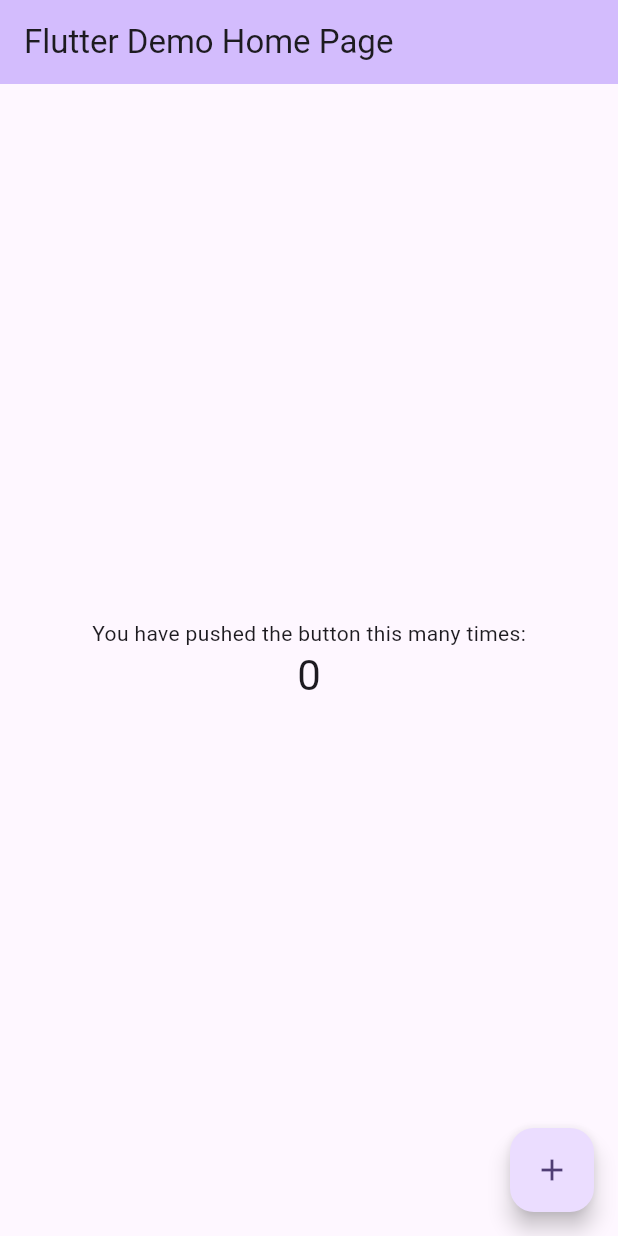
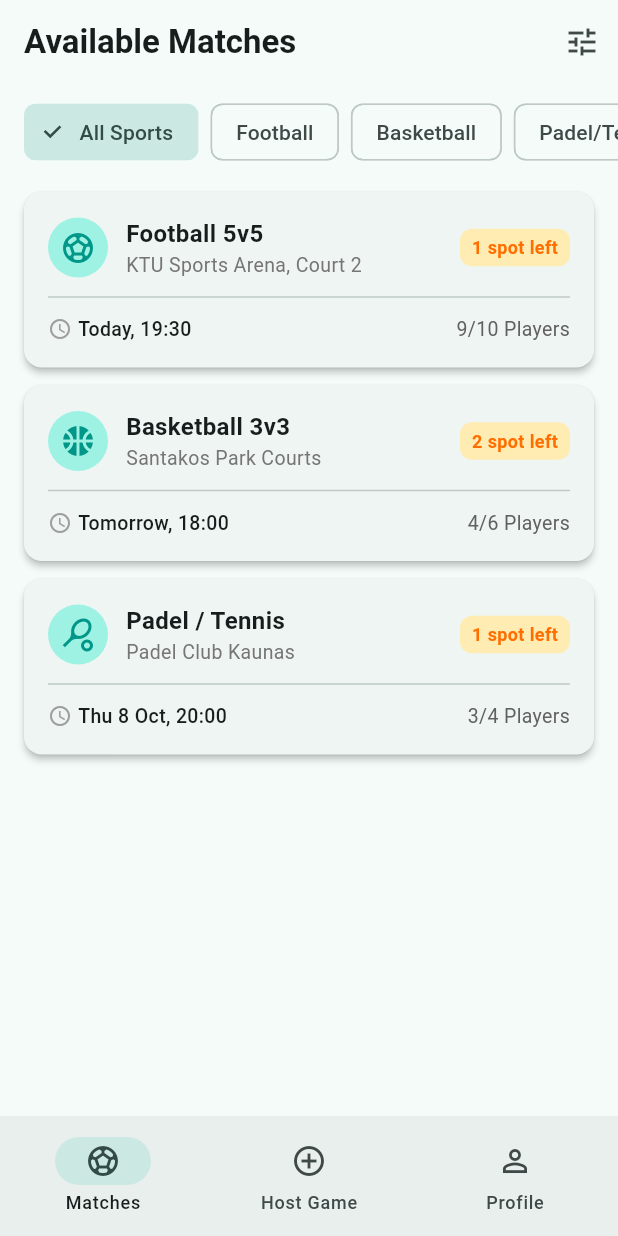
Before and after one commit to MarianiFabio/sport-matchmaker-flutter, a Flutter app: the screen it shows after launch, on a phone screen of 412 x 824 dp. Run offline on Flutter 3.47's test engine with Material 3 defaults, Android fonts, the phone set to English and light mode, and no system bars.

Commit message:
Prima Vers

```diff
--- a/lib/main.dart
+++ b/lib/main.dart
@@ -1,122 +1,31 @@
 import 'package:flutter/material.dart';
+import 'screens/main_navigation_screen.dart';
 
 void main() {
-  runApp(const MyApp());
+  runApp(const SportMatchmakerApp());
 }
 
-class MyApp extends StatelessWidget {
-  const MyApp({super.key});
+class SportMatchmakerApp extends StatelessWidget {
+  const SportMatchmakerApp({super.key});
 
-  // This widget is the root of your application.
   @override
   Widget build(BuildContext context) {
     return MaterialApp(
-      title: 'Flutter Demo',
+      title: 'Sport Matchmaker',
+      debugShowCheckedModeBanner: false,
       theme: ThemeData(
-        // This is the theme of your application.
-        //
-        // TRY THIS: Try running your application with "flutter run". You'll see
-        // the application has a purple toolbar. Then, without quitting the app,
-        // try changing the seedColor in the colorScheme below to Colors.green
-        // and then invoke "hot reload" (save your changes or press the "hot
-        // reload" button in a Flutter-supported IDE, or press "r" if you used
-        // the command line to start the app).
-        //
-        // Notice that the counter didn't reset back to zero; the application
-        // state is not lost during the reload. To reset the state, use hot
-        // restart instead.
-        //
-        // This works for code too, not just values: Most code changes can be
-        // tested with just a hot reload.
-        colorScheme: .fromSeed(seedColor: Colors.deepPurple),
+        colorScheme: ColorScheme.fromSeed(
+          seedColor: Colors.teal,
+          primary: Colors.teal,
+          secondary: Colors.amber[700]!,
+        ),
+        useMaterial3: true,
+        cardTheme: CardTheme(
+          elevation: 2,
+          shape: RoundedRectangleBorder(borderRadius: BorderRadius.circular(12)),
+        ),
       ),
-      home: const MyHomePage(title: 'Flutter Demo Home Page'),
+      home: const MainNavigationScreen(),
     );
   }
 }
-
-class MyHomePage extends StatefulWidget {
-  const MyHomePage({super.key, required this.title});
-
-  // This widget is the home page of your application. It is stateful, meaning
-  // that it has a State object (defined below) that contains fields that affect
-  // how it looks.
-
-  // This class is the configuration for the state. It holds the values (in this
-  // case the title) provided by the parent (in this case the App widget) and
-  // used by the build method of the State. Fields in a Widget subclass are
-  // always marked "final".
-
-  final String title;
-
-  @override
-  State<MyHomePage> createState() => _MyHomePageState();
-}
-
-class _MyHomePageState extends State<MyHomePage> {
-  int _counter = 0;
-
-  void _incrementCounter() {
-    setState(() {
-      // This call to setState tells the Flutter framework that something has
-      // changed in this State, which causes it to rerun the build method below
-      // so that the display can reflect the updated values. If we changed
-      // _counter without calling setState(), then the build method would not be
-      // called again, and so nothing would appear to happen.
-      _counter++;
-    });
-  }
-
-  @override
-  Widget build(BuildContext context) {
-    // This method is rerun every time setState is called, for instance as done
-    // by the _incrementCounter method above.
-    //
-    // The Flutter framework has been optimized to make rerunning build methods
-    // fast, so that you can just rebuild anything that needs updating rather
-    // than having to individually change instances of widgets.
-    return Scaffold(
-      appBar: AppBar(
-        // TRY THIS: Try changing the color here to a specific color (to
-        // Colors.amber, perhaps?) and trigger a hot reload to see the AppBar
-        // change color while the other colors stay the same.
-        backgroundColor: Theme.of(context).colorScheme.inversePrimary,
-        // Here we take the value from the MyHomePage object that was created by
-        // the App.build method, and use it to set our appbar title.
-        title: Text(widget.title),
-      ),
-      body: Center(
-        // Center is a layout widget. It takes a single child and positions it
-        // in the middle of the parent.
-        child: Column(
-          // Column is also a layout widget. It takes a list of children and
-          // arranges them vertically. By default, it sizes itself to fit its
-          // children horizontally, and tries to be as tall as its parent.
-          //
-          // Column has various properties to control how it sizes itself and
-          // how it positions its children. Here we use mainAxisAlignment to
-          // center the children vertically; the main axis here is the vertical
-          // axis because Columns are vertical (the cross axis would be
-          // horizontal).
-          //
-          // TRY THIS: Invoke "debug painting" (choose the "Toggle Debug Paint"
-          // action in the IDE, or press "p" in the console), to see the
-          // wireframe for each widget.
-          mainAxisAlignment: .center,
-          children: [
-            const Text('You have pushed the button this many times:'),
-            Text(
-              '$_counter',
-              style: Theme.of(context).textTheme.headlineMedium,
-            ),
-          ],
-        ),
-      ),
-      floatingActionButton: FloatingActionButton(
-        onPressed: _incrementCounter,
-        tooltip: 'Increment',
-        child: const Icon(Icons.add),
-      ),
-    );
-  }
-}
--- /dev/null
+++ b/lib/models/match_item.dart
@@ -0,0 +1,21 @@
+import 'package:flutter/material.dart';
+
+class MatchItem {
+  final String sport;
+  final String title;
+  final String venue;
+  final String time;
+  final int spotsNeeded;
+  final int totalSpots;
+  final IconData icon;
+
+  const MatchItem({
+    required this.sport,
+    required this.title,
+    required this.venue,
+    required this.time,
+    required this.spotsNeeded,
+    required this.totalSpots,
+    required this.icon,
+  });
+}
--- /dev/null
+++ b/lib/screens/main_navigation_screen.dart
@@ -0,0 +1,50 @@
+import 'package:flutter/material.dart';
+import 'match_feed_screen.dart';
+import 'create_match_screen.dart';
+import 'profile_screen.dart';
+
+class MainNavigationScreen extends StatefulWidget {
+  const MainNavigationScreen({super.key});
+
+  @override
+  State<MainNavigationScreen> createState() => _MainNavigationScreenState();
+}
+
+class _MainNavigationScreenState extends State<MainNavigationScreen> {
+  int _currentIndex = 0;
+
+  final List<Widget> _pages = const [
+    MatchFeedScreen(),
+    CreateMatchScreen(),
+    ProfileScreen(),
+  ];
+
+  @override
+  Widget build(BuildContext context) {
+    return Scaffold(
+      body: _pages[_currentIndex],
+      bottomNavigationBar: NavigationBar(
+        selectedIndex: _currentIndex,
+        onDestinationSelected: (int index) {
+          setState(() {
+            _currentIndex = index;
+          });
+        },
+        destinations: const [
+          NavigationDestination(
+            icon: Icon(Icons.sports_soccer),
+            label: 'Matches',
+          ),
+          NavigationDestination(
+            icon: Icon(Icons.add_circle_outline),
+            label: 'Host Game',
+          ),
+          NavigationDestination(
+            icon: Icon(Icons.person_outline),
+            label: 'Profile',
+          ),
+        ],
+      ),
+    );
+  }
+}
--- /dev/null
+++ b/lib/screens/match_feed_screen.dart
@@ -0,0 +1,148 @@
+import 'package:flutter/material.dart';
+import '../models/match_item.dart';
+import 'match_detail_screen.dart';
+
+class MatchFeedScreen extends StatelessWidget {
+  const MatchFeedScreen({super.key});
+
+  final List<MatchItem> dummyMatches = const [
+    MatchItem(
+      sport: 'Football 5v5',
+      title: 'Missing a goalkeeper!',
+      venue: 'KTU Sports Arena, Court 2',
+      time: 'Today, 19:30',
+      spotsNeeded: 1,
+      totalSpots: 10,
+      icon: Icons.sports_soccer,
+    ),
+    MatchItem(
+      sport: 'Basketball 3v3',
+      title: 'Friendly outdoor match',
+      venue: 'Santakos Park Courts',
+      time: 'Tomorrow, 18:00',
+      spotsNeeded: 2,
+      totalSpots: 6,
+      icon: Icons.sports_basketball,
+    ),
+    MatchItem(
+      sport: 'Padel / Tennis',
+      title: 'Intermediate doubles game',
+      venue: 'Padel Club Kaunas',
+      time: 'Thu 8 Oct, 20:00',
+      spotsNeeded: 1,
+      totalSpots: 4,
+      icon: Icons.sports_tennis,
+    ),
+  ];
+
+  @override
+  Widget build(BuildContext context) {
+    return Scaffold(
+      appBar: AppBar(
+        title: const Text('Available Matches', style: TextStyle(fontWeight: FontWeight.bold)),
+        actions: [
+          IconButton(
+            icon: const Icon(Icons.tune),
+            onPressed: () {},
+          ),
+        ],
+      ),
+      body: Column(
+        children: [
+          SingleChildScrollView(
+            scrollDirection: Axis.horizontal,
+            padding: const EdgeInsets.symmetric(horizontal: 16, vertical: 8),
+            child: Row(
+              children: [
+                FilterChip(label: const Text('All Sports'), selected: true, onSelected: (_) {}),
+                const SizedBox(width: 8),
+                FilterChip(label: const Text('Football'), selected: false, onSelected: (_) {}),
+                const SizedBox(width: 8),
+                FilterChip(label: const Text('Basketball'), selected: false, onSelected: (_) {}),
+                const SizedBox(width: 8),
+                FilterChip(label: const Text('Padel/Tennis'), selected: false, onSelected: (_) {}),
+              ],
+            ),
+          ),
+          Expanded(
+            child: ListView.builder(
+              padding: const EdgeInsets.symmetric(horizontal: 16, vertical: 8),
+              itemCount: dummyMatches.length,
+              itemBuilder: (context, index) {
+                final match = dummyMatches[index];
+                return Card(
+                  margin: const EdgeInsets.only(bottom: 12),
+                  child: InkWell(
+                    borderRadius: BorderRadius.circular(12),
+                    onTap: () {
+                      Navigator.push(
+                        context,
+                        MaterialPageRoute(
+                          builder: (context) => MatchDetailScreen(match: match),
+                        ),
+                      );
+                    },
+                    child: Padding(
+                      padding: const EdgeInsets.all(16),
+                      child: Column(
+                        crossAxisAlignment: CrossAxisAlignment.start,
+                        children: [
+                          Row(
+                            children: [
+                              CircleAvatar(
+                                backgroundColor: Theme.of(context).colorScheme.primaryContainer,
+                                child: Icon(match.icon, color: Theme.of(context).colorScheme.primary),
+                              ),
+                              const SizedBox(width: 12),
+                              Expanded(
+                                child: Column(
+                                  crossAxisAlignment: CrossAxisAlignment.start,
+                                  children: [
+                                    Text(match.sport, style: const TextStyle(fontWeight: FontWeight.bold, fontSize: 16)),
+                                    Text(match.venue, style: TextStyle(color: Colors.grey[600], fontSize: 13)),
+                                  ],
+                                ),
+                              ),
+                              Container(
+                                padding: const EdgeInsets.symmetric(horizontal: 8, vertical: 4),
+                                decoration: BoxDecoration(
+                                  color: Colors.amber[100],
+                                  borderRadius: BorderRadius.circular(8),
+                                ),
+                                child: Text(
+                                  '${match.spotsNeeded} spot left',
+                                  style: TextStyle(fontWeight: FontWeight.bold, color: Colors.amber[900], fontSize: 12),
+                                ),
+                              ),
+                            ],
+                          ),
+                          const Divider(height: 24),
+                          Row(
+                            mainAxisAlignment: MainAxisAlignment.spaceBetween,
+                            children: [
+                              Row(
+                                children: [
+                                  const Icon(Icons.schedule, size: 16, color: Colors.grey),
+                                  const SizedBox(width: 4),
+                                  Text(match.time, style: const TextStyle(fontSize: 13, fontWeight: FontWeight.w500)),
+                                ],
+                              ),
+                              Text(
+                                '${match.totalSpots - match.spotsNeeded}/${match.totalSpots} Players',
+                                style: TextStyle(fontSize: 13, color: Colors.grey[700]),
+                              ),
+                            ],
+                          ),
+                        ],
+                      ),
+                    ),
+                  ),
+                );
+              },
+            ),
+          ),
+        ],
+      ),
+    );
+  }
+}
```
Also changed, not shown: lib/screens/create_match_screen.dart (added, +98 -0 lines), lib/screens/match_details_screen.dart (added, +82 -0 lines), lib/screens/profile_screen.dart (added, +69 -0 lines), 1 other file.
